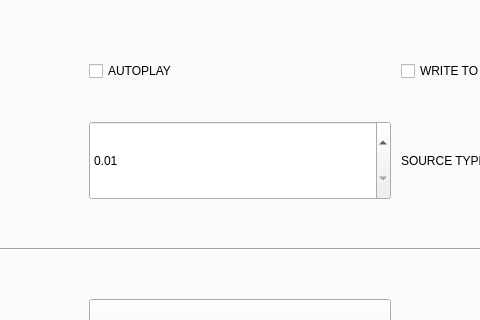
Old version of the form computer_vision_app/cpp_main.ui in the repository bogdandrienko/cpp-app; both pictures show x 244 to 724 and y 121 to 441 of the 1280 by 720 pixel window.
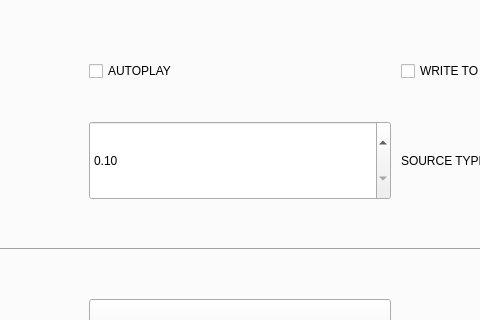
New version of the form. The open tabs and pages were chosen to show the change.

```diff
--- a/computer_vision_app/cpp_main.ui
+++ b/computer_vision_app/cpp_main.ui
@@ -6860,11 +6860,14 @@
                </size>
               </property>
               <property name="minimum">
-               <double>0.010000000000000</double>
+               <double>0.100000000000000</double>
               </property>
               <property name="maximum">
                <double>100.000000000000000</double>
               </property>
+              <property name="value">
+               <double>0.100000000000000</double>
+              </property>
              </widget>
             </item>
             <item row="6" column="3">
```
